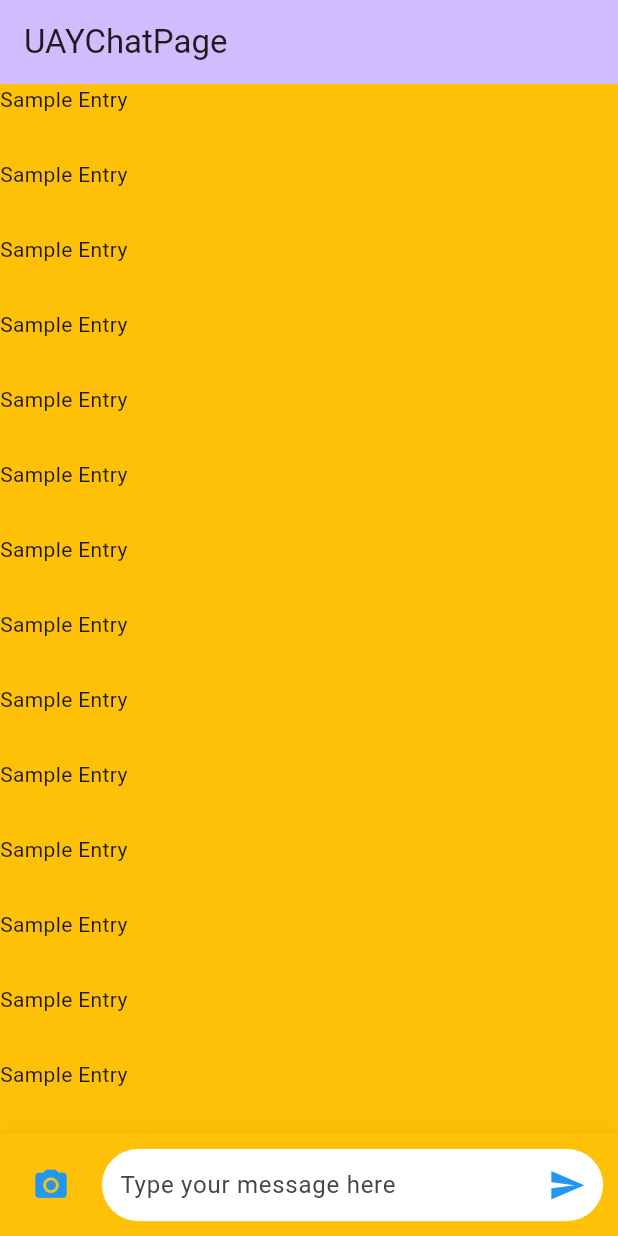
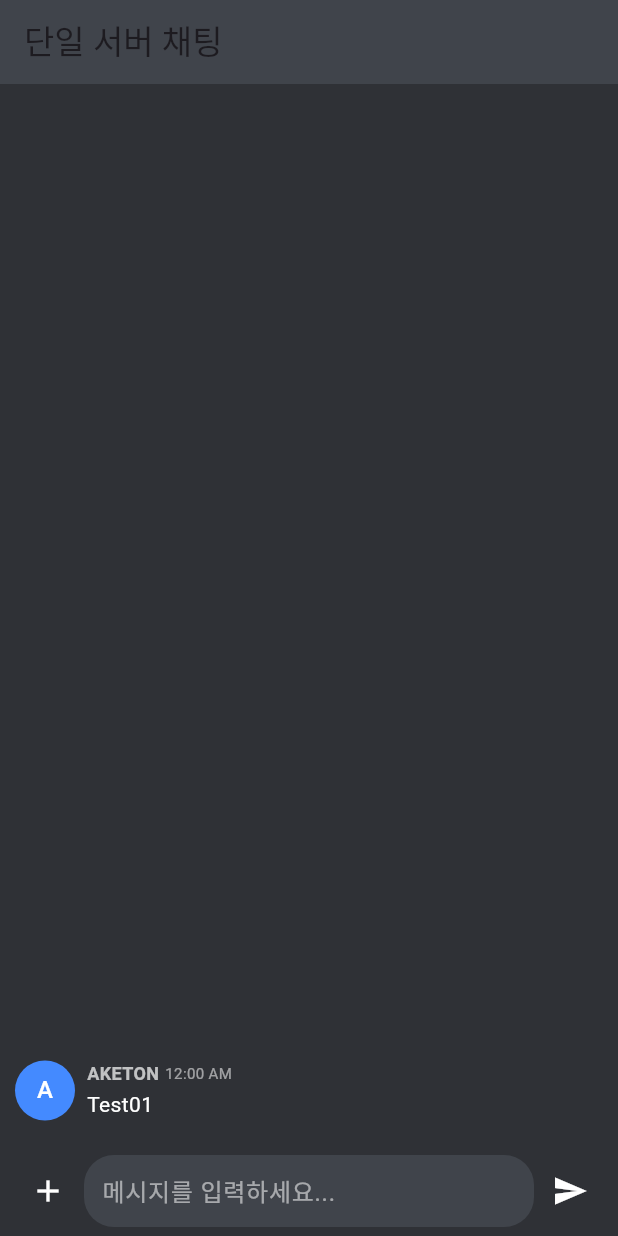
Before and after one commit to python8965/UAYToolsClient, a Flutter app: the screen it shows after launch, on a phone screen of 412 x 824 dp. Run offline on Flutter 3.47's test engine with Material 3 defaults, Android fonts, the light colour scheme and no system bars; our stand-ins replace flutter_riverpod, freezed_annotation, riverpod_annotation.

Commit message:
new chatgpt

```diff
--- /dev/null
+++ b/lib/chat_page.dart
@@ -0,0 +1,183 @@
+// chat_page.dart
+import 'package:flutter/material.dart';
+import 'package:flutter_riverpod/flutter_riverpod.dart';
+import 'package:freezed_annotation/freezed_annotation.dart';
+
+part 'chat_page.freezed.dart';
+part 'chat_page.g.dart';
+
+@freezed
+class Message with _$Message {
+  const factory Message({
+    required String username,
+    required String content,
+    required DateTime timestamp,
+  }) = _Message;
+
+  factory Message.fromJson(Map<String, Object?> json) => _$MessageFromJson(json);
+
+}
+
+
+class ChatPage extends ConsumerStatefulWidget {
+  const ChatPage({super.key});
+
+  @override
+  ConsumerState<ChatPage> createState() => _ChatPageState();
+}
+
+class _ChatPageState extends ConsumerState<ChatPage> {
+  final TextEditingController _controller = TextEditingController();
+  final String currentUsername = "TestUser"; // 현재 사용자 이름
+
+  void _sendMessage() {
+    final text = _controller.text.trim();
+
+  }
+
+  @override
+  Widget build(BuildContext context) {
+    final messages = [
+      Message(username: "AKETON", content: "Test01", timestamp: DateTime(0))
+    ];
+
+    return Scaffold(
+      appBar: AppBar(
+        title: const Text('단일 서버 채팅'),
+        backgroundColor: const Color(0xFF40444B),
+      ),
+      body: Column(
+        children: [
+          // 채팅 이력 표시
+          Expanded(
+            child: Container(
+              decoration: const BoxDecoration(
+                color: Color(0xFF2F3136),
+              ),
+              child: messages.isEmpty
+                  ? const Center(
+                child: Text(
+                  '메시지가 없습니다.',
+                  style: TextStyle(color: Colors.white54),
+                ),
+              )
+                  : ListView.builder(
+                reverse: true,
+                padding: const EdgeInsets.all(10.0),
+                itemCount: messages.length,
+                itemBuilder: (context, index) {
+                  final message = messages[messages.length - 1 - index];
+                  final isMe = message.username == currentUsername;
+                  return _buildMessageTile(message);
+                },
+              ),
+            ),
+          ),
+          // 메시지 입력 필드
+          Container(
+            padding: const EdgeInsets.symmetric(horizontal: 8.0, vertical: 6.0),
+            color: const Color(0xFF2F3136),
+            child: Row(
+              children: [
+                IconButton(
+                  icon: const Icon(Icons.add, color: Colors.white),
+                  onPressed: () {
+                    // 이미지 업로드 등 추가 기능
+                  },
+                ),
+                Expanded(
+                  child: Container(
+                    decoration: BoxDecoration(
+                      color: const Color(0xFF40444B),
+                      borderRadius: BorderRadius.circular(20.0),
+                    ),
+                    padding: const EdgeInsets.symmetric(horizontal: 12.0),
+                    child: TextField(
+                      controller: _controller,
+                      style: const TextStyle(color: Colors.white),
+                      decoration: const InputDecoration(
+                        hintText: '메시지를 입력하세요...',
+                        hintStyle: TextStyle(color: Colors.white54),
+                        border: InputBorder.none,
+                      ),
+                      textCapitalization: TextCapitalization.sentences,
+                      onSubmitted: (_) => _sendMessage(),
+                    ),
+                  ),
+                ),
+                IconButton(
+                  icon: const Icon(Icons.send, color: Colors.white),
+                  onPressed: _sendMessage,
+                ),
+              ],
+            ),
+          ),
+        ],
+      ),
+    );
+  }
+
+  // 개별 메시지 위젯
+  Widget _buildMessageTile(Message message) {
+    return Container(
+      margin: const EdgeInsets.symmetric(vertical: 6.0),
+      child: Row(
+        crossAxisAlignment: CrossAxisAlignment.start,
+        mainAxisAlignment: MainAxisAlignment.start,
+        children: [
+            CircleAvatar(
+              backgroundColor: Colors.blueAccent,
+              child: Text(
+                message.username[0].toUpperCase(),
+                style: const TextStyle(color: Colors.white),
+              ),
+            ),
+          const SizedBox(width: 8.0),
+          Flexible(
+            child: Column(
+              crossAxisAlignment: CrossAxisAlignment.start,
+              children: [
+                Row(
+                  children: [
+                    Text(
+                      message.username,
+                      style: const TextStyle(
+                        color: Colors.white70,
+                        fontSize: 12,
+                        fontWeight: FontWeight.bold,
+                      ),
+                    ),
+                    const SizedBox(width: 4),
+                    Text(
+                      _formatTimestamp(message.timestamp),
+                      style: const TextStyle(
+                        fontSize: 10,
+                        color: Colors.white54,
+                      ),
+                    ),
+                  ],
+                ),
+
+                const SizedBox(height: 2),
+
+                Text(
+                  message.content,
+                  style: const TextStyle(color: Colors.white),
+                ),
+                const SizedBox(height: 2),
+
+              ],
+            ),
+          ),
+          const SizedBox(width: 8.0),
+        ],
+      ),
+    );
+  }
+
+  // 타임스탬프 형식 지정 함수
+  String _formatTimestamp(DateTime timestamp) {
+    final time = TimeOfDay.fromDateTime(timestamp);
+    return '${time.hourOfPeriod}:${time.minute.toString().padLeft(2, '0')} ${time.period == DayPeriod.am ? 'AM' : 'PM'}';
+  }
+}
--- a/lib/main.dart
+++ b/lib/main.dart
@@ -2,6 +2,8 @@ import 'package:flutter/material.dart';
 import 'package:flutter_riverpod/flutter_riverpod.dart';
 import 'package:uay_tools/chat.dart';
 import 'package:web_socket_channel/web_socket_channel.dart';
+
+import 'chat_page.dart';
 
 
 const webUrl = "";
@@ -43,7 +45,7 @@ class MyApp extends StatelessWidget {
         colorScheme: ColorScheme.fromSeed(seedColor: Colors.deepPurple),
         useMaterial3: true,
       ),
-      home: const UAYChatPage(),
+      home: const ChatPage(),
     );
   }
 }
```
Also changed, not shown: lib/chat_page.freezed.dart (added), lib/chat_page.g.dart (added).
